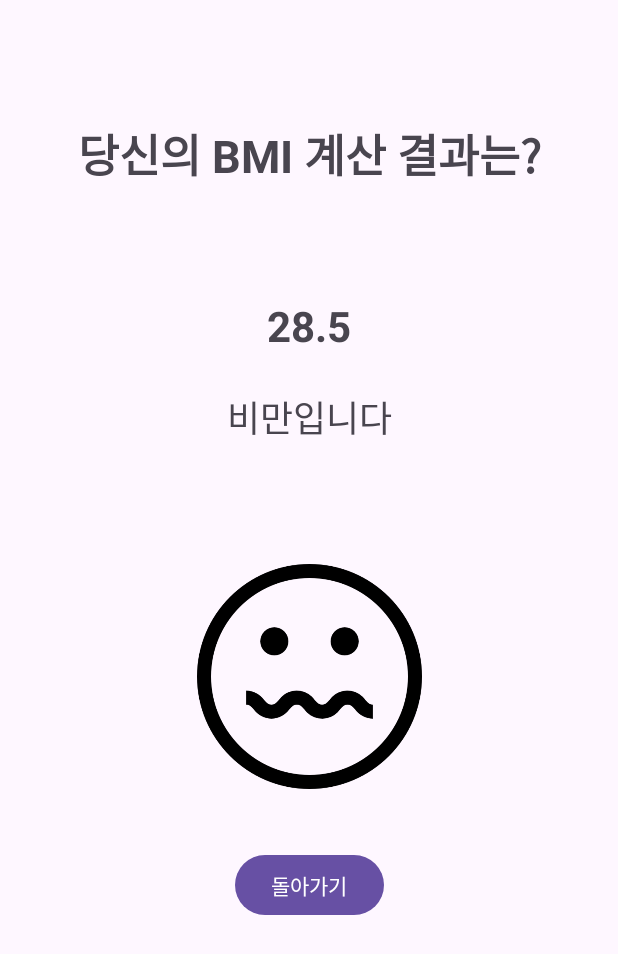
After one commit to kkevi/android_practice1_bmi, an Android app: the layout activity_result.xml on its own in the app's theme, with its tools: preview values and no code run, on a phone screen of 412 x 824 dp. The commit adds this screen. Shown: the top 954 px of the screen. Run offline under Robolectric (Android 15) with nearby library versions, the phone set to English and light mode, and no system bars.

Commit message:
추가 : BMI 계산식 추가

```diff
--- a/app/src/main/AndroidManifest.xml
+++ b/app/src/main/AndroidManifest.xml
@@ -13,6 +13,9 @@
         android:theme="@style/Theme.Learning_android_1"
         tools:targetApi="31">
         <activity
+            android:name=".ResultActivity"
+            android:exported="false" />
+        <activity
             android:name=".MainActivity"
             android:exported="true">
             <intent-filter>
--- /dev/null
+++ b/app/src/main/res/layout/activity_result.xml
@@ -0,0 +1,66 @@
+<?xml version="1.0" encoding="utf-8"?>
+<androidx.constraintlayout.widget.ConstraintLayout xmlns:android="http://schemas.android.com/apk/res/android"
+    xmlns:app="http://schemas.android.com/apk/res-auto"
+    xmlns:tools="http://schemas.android.com/tools"
+    android:id="@+id/main"
+    android:layout_width="match_parent"
+    android:layout_height="match_parent"
+    tools:context=".ResultActivity">
+
+
+    <TextView
+        android:id="@+id/tv_title"
+        android:layout_width="wrap_content"
+        android:layout_height="58dp"
+        android:layout_marginTop="80dp"
+        android:text="당신의 BMI 계산 결과는?"
+        android:textSize="30sp"
+        android:textStyle="bold"
+        app:layout_constraintEnd_toEndOf="parent"
+        app:layout_constraintStart_toStartOf="parent"
+        app:layout_constraintTop_toTopOf="parent" />
+
+    <TextView
+        android:id="@+id/tv_resValue"
+        android:layout_width="wrap_content"
+        android:layout_height="wrap_content"
+        android:layout_marginTop="60dp"
+        android:text="28.5"
+        android:textSize="28sp"
+        android:textStyle="bold"
+        app:layout_constraintEnd_toEndOf="parent"
+        app:layout_constraintStart_toStartOf="parent"
+        app:layout_constraintTop_toBottomOf="@+id/tv_title" />
+
+    <TextView
+        android:id="@+id/tv_resText"
+        android:layout_width="wrap_content"
+        android:layout_height="wrap_content"
+        android:layout_marginTop="24dp"
+        android:text="비만입니다"
+        android:textSize="24sp"
+        app:layout_constraintEnd_toEndOf="parent"
+        app:layout_constraintStart_toStartOf="parent"
+        app:layout_constraintTop_toBottomOf="@+id/tv_resValue" />
+
+    <ImageView
+        android:id="@+id/iv_image"
+        android:layout_width="150dp"
+        android:layout_height="150dp"
+        android:layout_marginTop="80dp"
+        android:src="@drawable/bmi_lv1"
+        app:layout_constraintEnd_toEndOf="parent"
+        app:layout_constraintStart_toStartOf="parent"
+        app:layout_constraintTop_toBottomOf="@+id/tv_resText" />
+
+    <Button
+        android:id="@+id/btn_back"
+        android:layout_width="wrap_content"
+        android:layout_height="wrap_content"
+        android:layout_marginTop="40dp"
+        android:text="돌아가기"
+        app:layout_constraintEnd_toEndOf="parent"
+        app:layout_constraintStart_toStartOf="parent"
+        app:layout_constraintTop_toBottomOf="@+id/iv_image" />
+
+</androidx.constraintlayout.widget.ConstraintLayout>
```
Also changed, not shown: app/src/main/java/com/example/learning_android_1/MainActivity.kt (+27 -6 lines), app/src/main/java/com/example/learning_android_1/ResultActivity.kt (added, +70 -0 lines), app/src/main/res/layout/activity_main.xml (+14 -13 lines), app/src/main/res/drawable/bmi_lv1.png (added), app/src/main/res/drawable/bmi_lv2.png (added), app/src/main/res/drawable/bmi_lv3.png (added), app/src/main/res/drawable/bmi_lv4.png (added), app/src/main/res/drawable/bmi_lv5.png (added), app/src/main/res/drawable/bmi_lv6.png (added).
